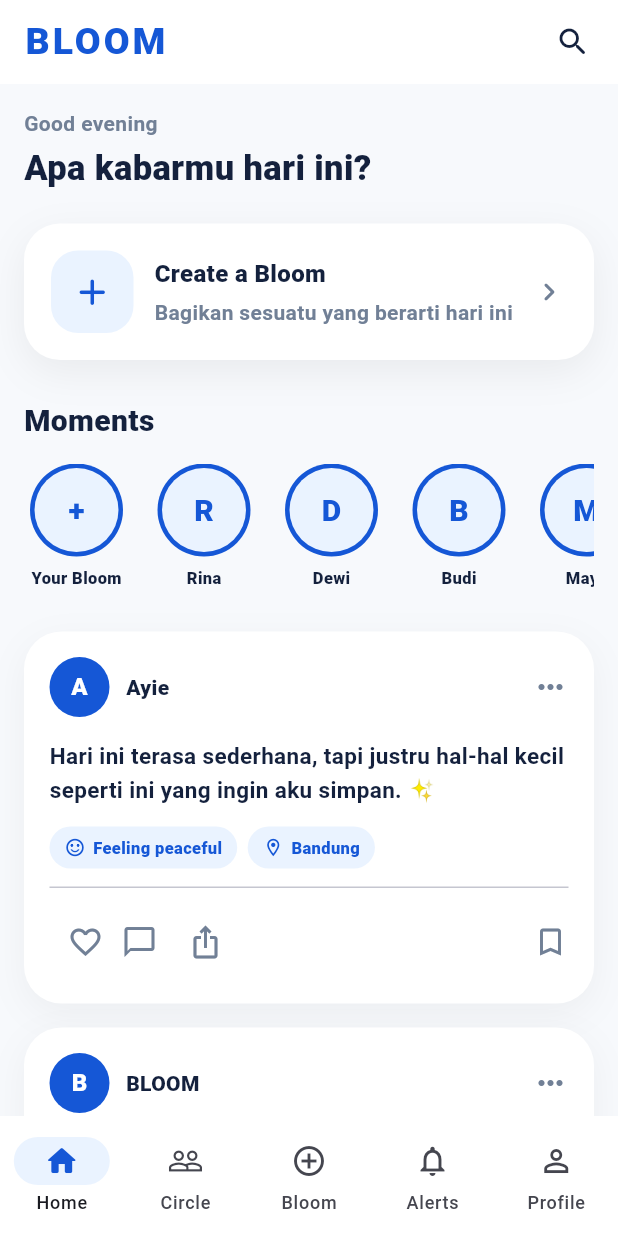
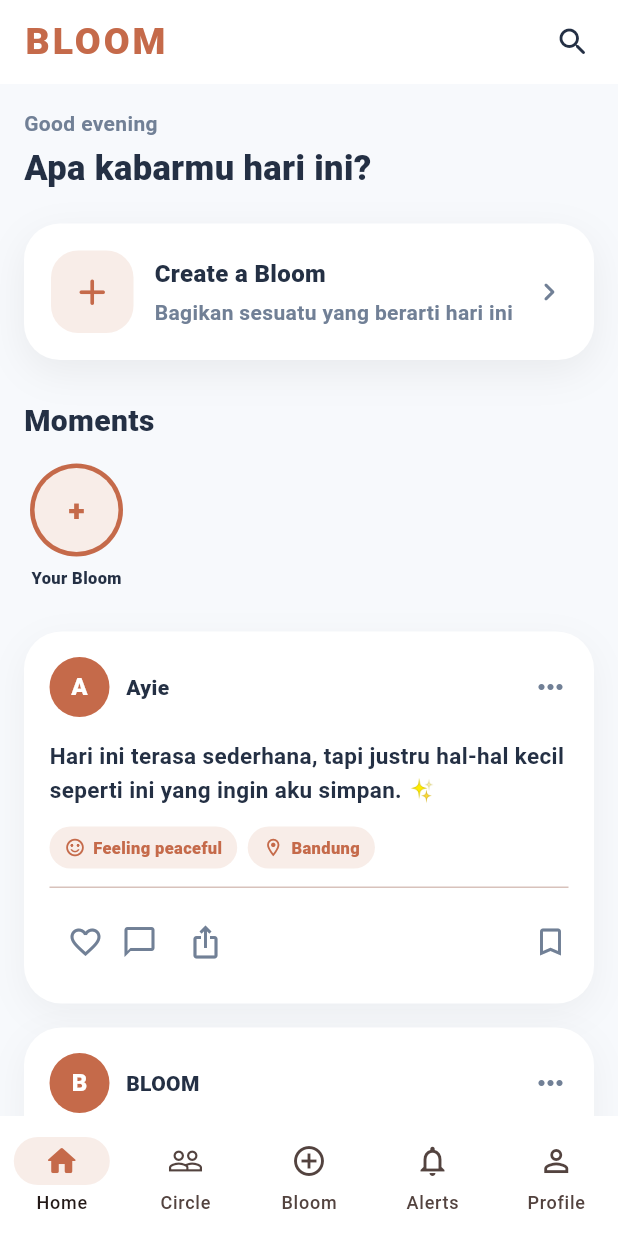
Before and after one commit to TeSN6868/BLOOM, a Flutter app: the screen it shows after launch, on a phone screen of 412 x 824 dp. Run offline on Flutter 3.47's test engine with Material 3 defaults, Android fonts, the phone set to English and light mode, and no system bars.

Commit message:
Restore BLOOM terracotta premium identity

```diff
--- a/lib/main.dart
+++ b/lib/main.dart
@@ -1,8 +1,8 @@
 import 'package:flutter/material.dart';
 
-const premiumBlue = Color(0xFF1557D6);
-const lightBlue = Color(0xFFEAF3FF);
-const navy = Color(0xFF14213D);
+const premiumBlue = Color(0xFFC56A4A);
+const lightBlue = Color(0xFFF8EDE8);
+const navy = Color(0xFF243044);
 const softText = Color(0xFF718096);
 const pageBg = Color(0xFFF7F9FC);
 
@@ -256,7 +256,7 @@ class _StoryRow extends StatelessWidget {
 
   @override
   Widget build(BuildContext context) {
-    final names = ['Your Bloom', 'Rina', 'Dewi', 'Budi', 'Maya'];
+    final names = ['Your Bloom'];
 
     return SizedBox(
       height: 92,
```
